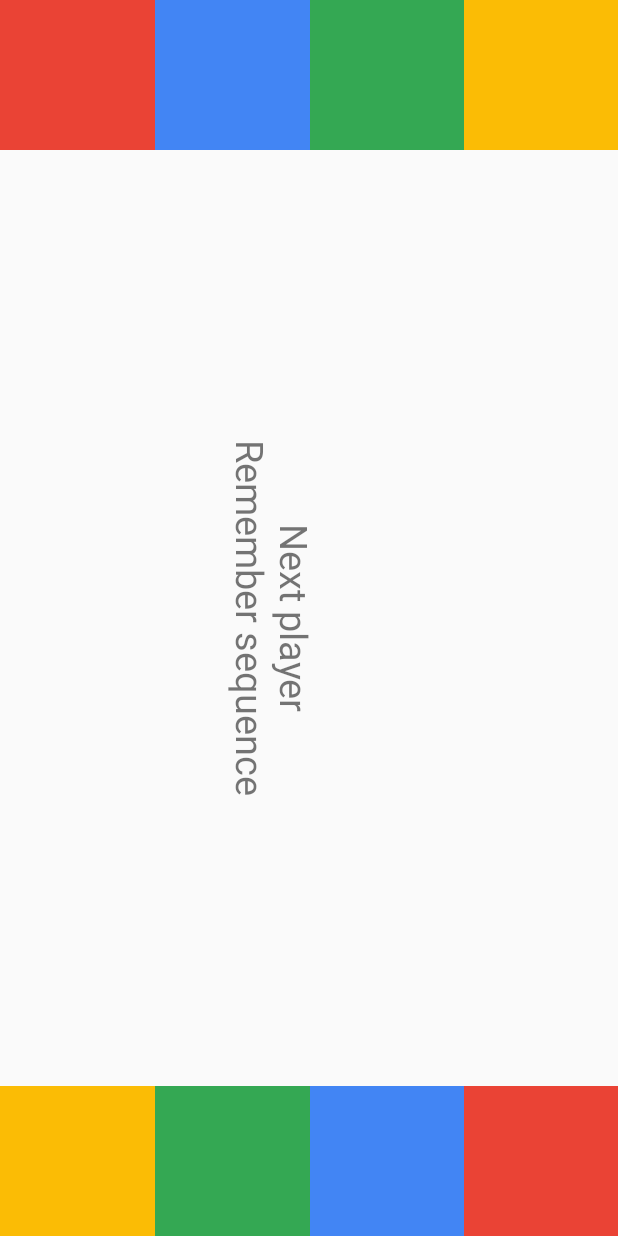
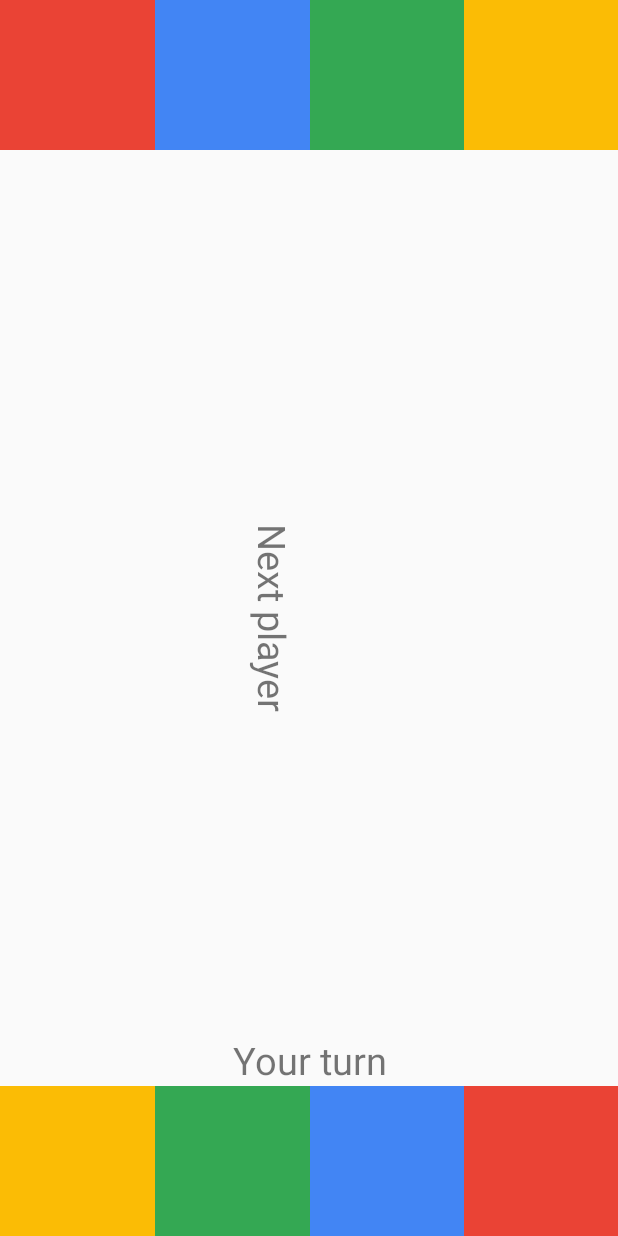
Before and after one commit to UNFDanmark/SDC2017-SimonSays5, an Android app: the TwoPlayerActivity screen opened directly, with no data from a screen before it, after a tap on an icon or button, on a phone screen of 412 x 824 dp. Run offline under Robolectric (Android 15) with nearby library versions, the phone set to English and light mode, and no system bars.

Commit message:
Players can now more easily see if it is theirs turn

```diff
--- a/app/src/main/java/com/example/deltager/simonsays5/GameController.java
+++ b/app/src/main/java/com/example/deltager/simonsays5/GameController.java
@@ -102,6 +102,10 @@ public class GameController {
         if(isGameOver == false) {
             lightButton(playerID, farve);
             if (activePlayer == playerID) {
+                if(currentColorIndex == 0){
+                    twoPlayerActivity.setMiddleText("");
+                }
+
                 if (addColor) {
                     addColorToSequence(farve);
                     ChangePlayer();
@@ -141,6 +145,7 @@ public class GameController {
     }
 
     private void addColorToSequence(char color){
+        twoPlayerActivity.setPlayerText(activePlayer, "");
         sequence.addChar(color);
         addColor = false;
         BtnStopBlinkActivePlayer();
@@ -217,7 +222,7 @@ public class GameController {
      */
     private void playerSuccede(){
         addColor = true;
-        twoPlayerActivity.setMiddleText("Add color to sequence");
+        twoPlayerActivity.setPlayerText(activePlayer, "Add color to sequence");
         BtnStartBlinkActivePlayer();
         //Test
         Log.i("Player", "Player " + activePlayer + " SUCCEDE!!");
@@ -232,7 +237,8 @@ public class GameController {
         //twoPlayerActivity.setMiddleText("Changed player to " + GetNextPlayerID());
         activePlayer = GetNextPlayerID();
 
-        twoPlayerActivity.setMiddleText("Next player\nRemember sequence");
+        twoPlayerActivity.setPlayerText(activePlayer, "Your turn");
+        twoPlayerActivity.setMiddleText("Next player");
     }
 
     /*
--- a/app/src/main/res/layout/activity_main_menu.xml
+++ b/app/src/main/res/layout/activity_main_menu.xml
@@ -19,9 +19,9 @@
                 android:layout_alignParentStart="true"
                 android:layout_weight="1"
                 android:text="Orion5"
-                android:textAlignment="center"
-                android:textSize="17sp"
-                android:textStyle="bold" />
+                android:textSize="15sp"
+                android:textStyle="bold"
+                android:paddingLeft="5sp"/>
         </RelativeLayout>
 
         <RelativeLayout
```
